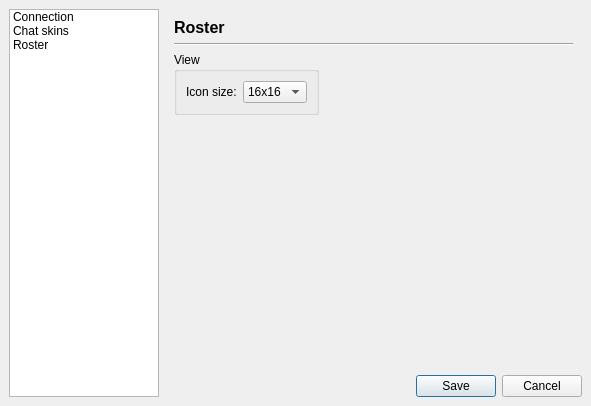
First picture: the form in widgets/preferences.ui, repository xmpp-graveyard/jabbim, before the edit.
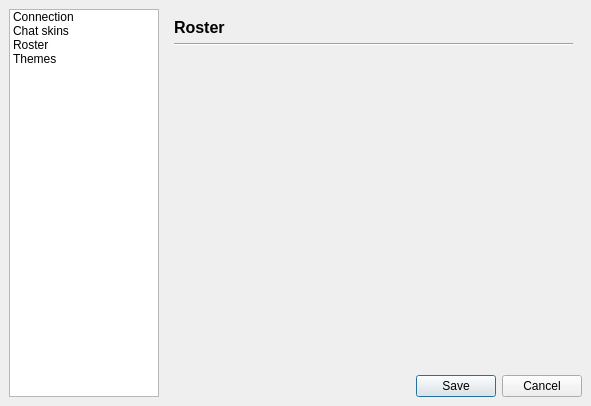
Second picture: the form after the edit. The open tabs and pages were chosen to show the change. Icons and pictures are not drawn.

```diff
--- a/widgets/preferences.ui
+++ b/widgets/preferences.ui
@@ -210,78 +210,6 @@
        <property name="spacing" >
         <number>6</number>
        </property>
-       <item row="2" column="1" >
-        <spacer>
-         <property name="orientation" >
-          <enum>Qt::Horizontal</enum>
-         </property>
-         <property name="sizeHint" >
-          <size>
-           <width>181</width>
-           <height>20</height>
-          </size>
-         </property>
-        </spacer>
-       </item>
-       <item row="3" column="0" >
-        <spacer>
-         <property name="orientation" >
-          <enum>Qt::Vertical</enum>
-         </property>
-         <property name="sizeHint" >
-          <size>
-           <width>20</width>
-           <height>221</height>
-          </size>
-         </property>
-        </spacer>
-       </item>
-       <item row="2" column="0" >
-        <widget class="QGroupBox" name="groupBox_5" >
-         <property name="title" >
-          <string>View</string>
-         </property>
-         <layout class="QGridLayout" >
-          <property name="margin" >
-           <number>9</number>
-          </property>
-          <property name="spacing" >
-           <number>6</number>
-          </property>
-          <item row="0" column="0" >
-           <layout class="QHBoxLayout" >
-            <property name="margin" >
-             <number>0</number>
-            </property>
-            <property name="spacing" >
-             <number>6</number>
-            </property>
-            <item>
-             <widget class="QLabel" name="label_4" >
-              <property name="text" >
-               <string>Icon size:</string>
-              </property>
-             </widget>
-            </item>
-            <item>
-             <widget class="QComboBox" name="roster_iconSize" >
-              <item>
-               <property name="text" >
-                <string>16x16</string>
-               </property>
-              </item>
-              <item>
-               <property name="text" >
-                <string>32x32</string>
-               </property>
-              </item>
-             </widget>
-            </item>
-           </layout>
-          </item>
-         </layout>
-        </widget>
-       </item>
        <item row="1" column="0" colspan="2" >
         <widget class="Line" name="line_5" >
          <property name="orientation" >
@@ -299,6 +227,59 @@
          </property>
         </widget>
        </item>
+       <item row="3" column="0" >
+        <spacer>
+         <property name="orientation" >
+          <enum>Qt::Vertical</enum>
+         </property>
+         <property name="sizeHint" >
+          <size>
+           <width>20</width>
+           <height>221</height>
+          </size>
+         </property>
+        </spacer>
+       </item>
+      </layout>
+     </widget>
+     <widget class="QWidget" name="page_3" >
+      <layout class="QGridLayout" >
+       <property name="margin" >
+        <number>9</number>
+       </property>
+       <property name="spacing" >
+        <number>6</number>
+       </property>
+       <item row="2" column="0" >
+        <widget class="QListWidget" name="themes" >
+         <property name="iconSize" >
+          <size>
+           <width>128</width>
+           <height>128</height>
+          </size>
+         </property>
+         <property name="viewMode" >
+          <enum>QListView::IconMode</enum>
+         </property>
+        </widget>
+       </item>
+       <item row="0" column="0" >
+        <widget class="QLabel" name="label_7" >
+         <property name="text" >
+          <string>&lt;html>&lt;head>&lt;meta name="qrichtext" content="1" />&lt;style type="text/css">
+p, li { white-space: pre-wrap; }
+&lt;/style>&lt;/head>&lt;body style=" font-family:'Sans Serif'; font-size:9pt; font-weight:400; font-style:normal; text-decoration:none;">
+&lt;p style=" margin-top:0px; margin-bottom:0px; margin-left:0px; margin-right:0px; -qt-block-indent:0; text-indent:0px;">&lt;span style=" font-size:12pt; font-weight:600;">Themes&lt;/span>&lt;/p>&lt;/body>&lt;/html></string>
+         </property>
+        </widget>
+       </item>
+       <item row="1" column="0" >
+        <widget class="Line" name="line_6" >
+         <property name="orientation" >
+          <enum>Qt::Horizontal</enum>
+         </property>
+        </widget>
+       </item>
       </layout>
      </widget>
     </widget>
@@ -317,6 +298,9 @@
        <height>32</height>
       </size>
      </property>
+     <property name="viewMode" >
+      <enum>QListView::ListMode</enum>
+     </property>
      <item>
       <property name="text" >
        <string>Connection</string>
@@ -341,6 +325,14 @@
        <iconset>images/32x32/categories/system-users.png</iconset>
       </property>
      </item>
+     <item>
+      <property name="text" >
+       <string>Themes</string>
+      </property>
+      <property name="icon" >
+       <iconset>images/32x32/categories/preferences-desktop-theme.png</iconset>
+      </property>
+     </item>
     </widget>
    </item>
    <item row="1" column="2" >
```
Left out of the diff: 2 changed lines with no effect on the pictures.
